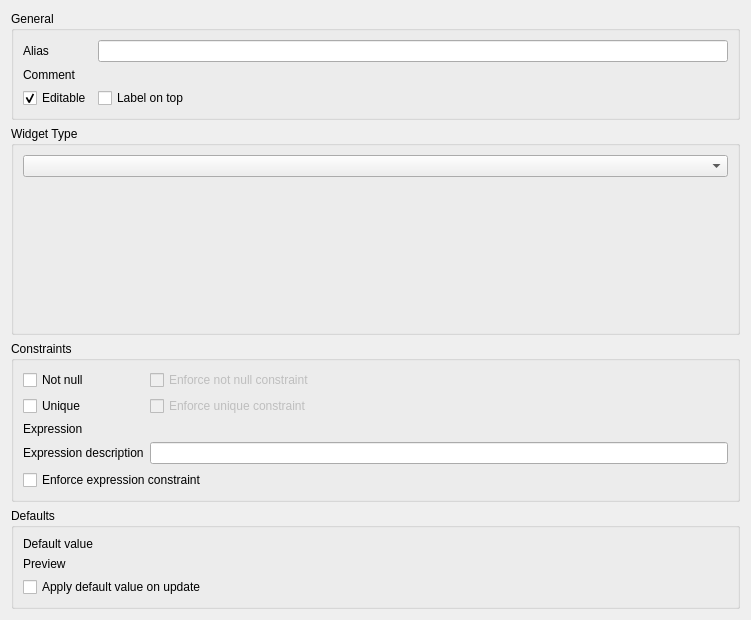
Qt form src/ui/qgsattributetypeedit.ui (qgis/QGIS) before a commit.
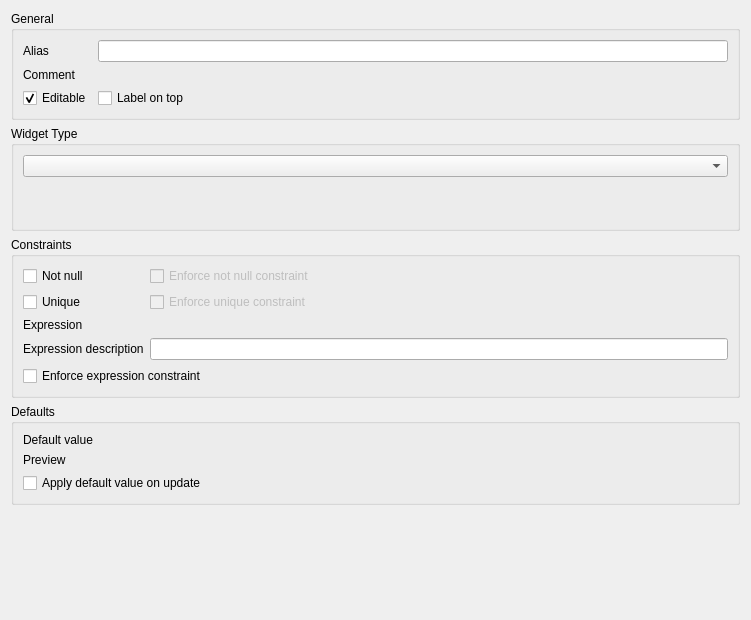
The same form after that commit. Custom widgets are drawn as their Qt base class.

Commit message:
Make collapsible the groupboxes
to better handle vertical frames

What changed in the file:
```diff
--- a/src/ui/qgsattributetypeedit.ui
+++ b/src/ui/qgsattributetypeedit.ui
@@ -180,9 +180,7 @@
     </widget>
    </item>
    <item>
-    <layout class="QGridLayout" name="gridLayout_4">
-     <item row="2" column="0">
-      <widget class="QGroupBox" name="groupBox_2">
+    <widget class="QgsCollapsibleGroupBox" name="groupBox_2">
        <property name="title">
         <string>Defaults</string>
        </property>
@@ -228,7 +226,18 @@
        </layout>
       </widget>
      </item>
-    </layout>
+   <item>
+    <spacer name="verticalSpacer">
+     <property name="orientation">
+      <enum>Qt::Vertical</enum>
+     </property>
+     <property name="sizeHint" stdset="0">
+      <size>
+       <width>20</width>
+       <height>0</height>
+      </size>
+     </property>
+    </spacer>
    </item>
   </layout>
  </widget>
```
Left out of the diff: 12 changed lines with no effect on the pictures. Lines whose indentation alone changed are shown as unchanged.
